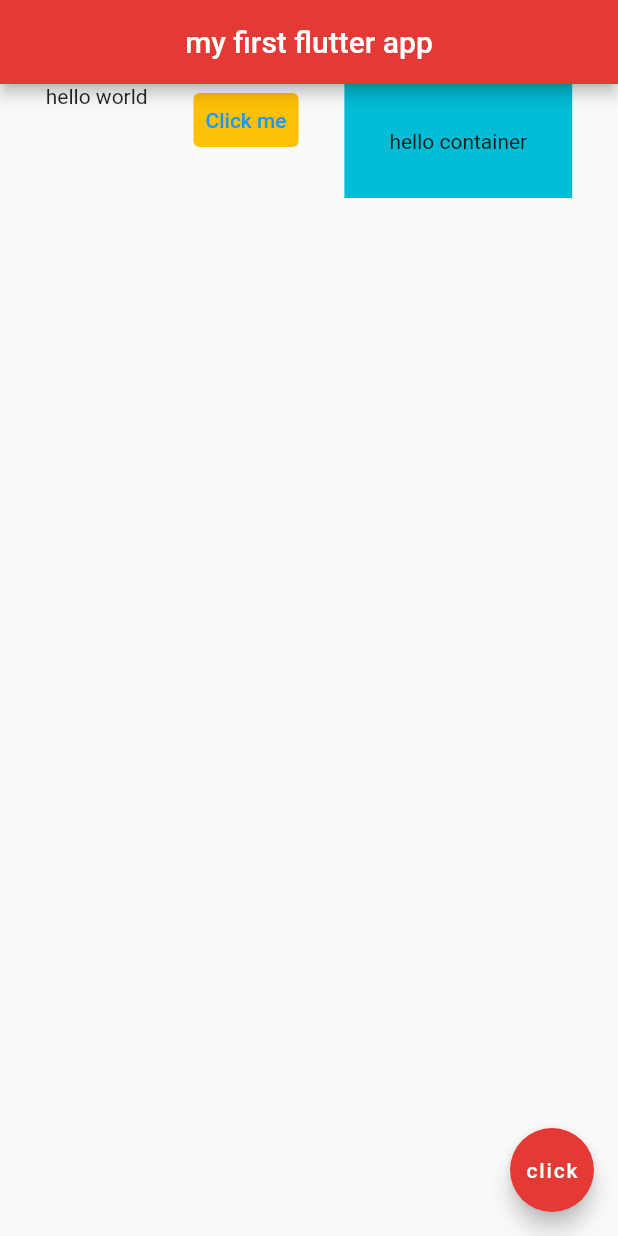
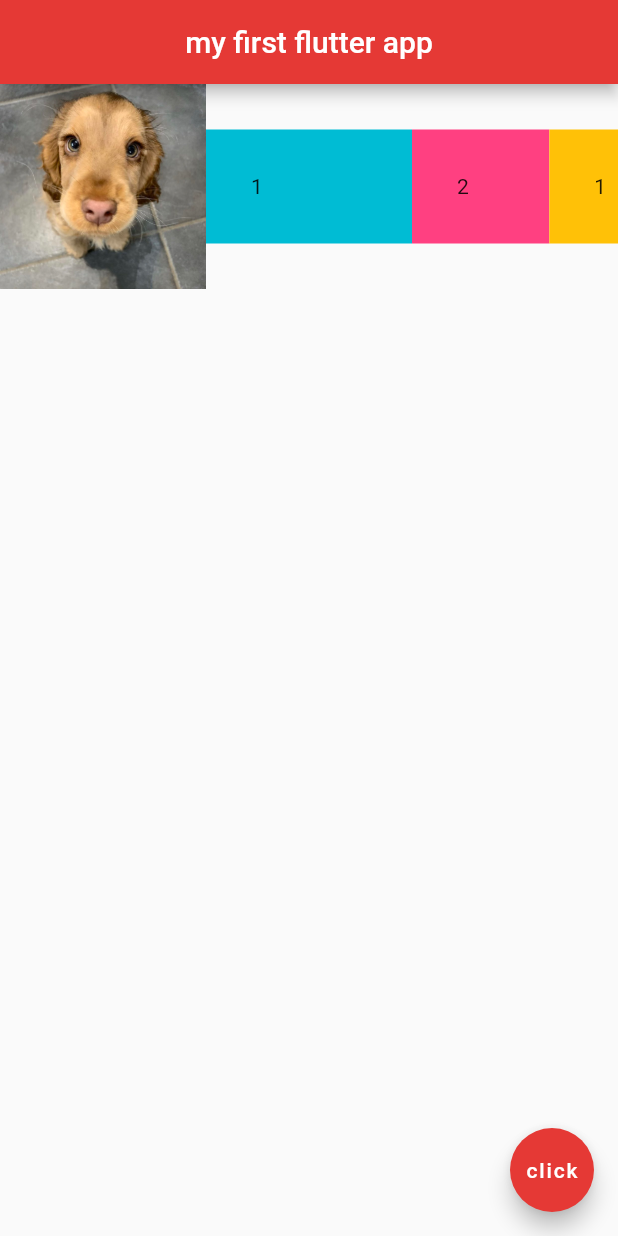
Before and after one commit to coldcodebeer/flutter_crash_app, a Flutter app: the screen it shows after launch, on a phone screen of 412 x 824 dp. Run offline on Flutter 3.47's test engine with Material 2 defaults, Android fonts, the phone set to English and light mode, and no system bars.

Commit message:
feat: Expanded

```diff
--- a/lib/main.dart
+++ b/lib/main.dart
@@ -1,3 +1,4 @@
+import 'package:flutter/cupertino.dart';
 import 'package:flutter/material.dart';
 
 void main() {
@@ -18,22 +19,35 @@ class Home extends StatelessWidget {
         backgroundColor: Colors.red[600],
       ),
       body: Row(
-        mainAxisAlignment: MainAxisAlignment.spaceEvenly,
-        crossAxisAlignment: CrossAxisAlignment.start,
         children: <Widget>[
-          Text('hello world'),
-          TextButton(
-            onPressed: () {},
-            child: Text('Click me'),
-            style: TextButton.styleFrom(
-              backgroundColor: Colors.amber,
-            )
+          Expanded(
+            flex: 3,
+              child: Image.asset('assets/dog1.jpg')
           ),
-          Container(
-            color: Colors.cyan,
-            padding: EdgeInsets.all(30.0),
-            child: Text('hello container'),
-          )
+          Expanded(
+            flex: 3,
+            child: Container(
+              padding: EdgeInsets.all(30.0),
+              color: Colors.cyan,
+              child: Text('1'),
+            ),
+          ),
+          Expanded(
+            flex: 2,
+            child: Container(
+              padding: EdgeInsets.all(30.0),
+              color: Colors.pinkAccent,
+              child: Text('2'),
+            ),
+          ),
+          Expanded(
+            flex: 1,
+            child: Container(
+              padding: EdgeInsets.all(30.0),
+              color: Colors.amber,
+              child: Text('1'),
+            ),
+          ),
         ],
       ),
       floatingActionButton: FloatingActionButton(
```
